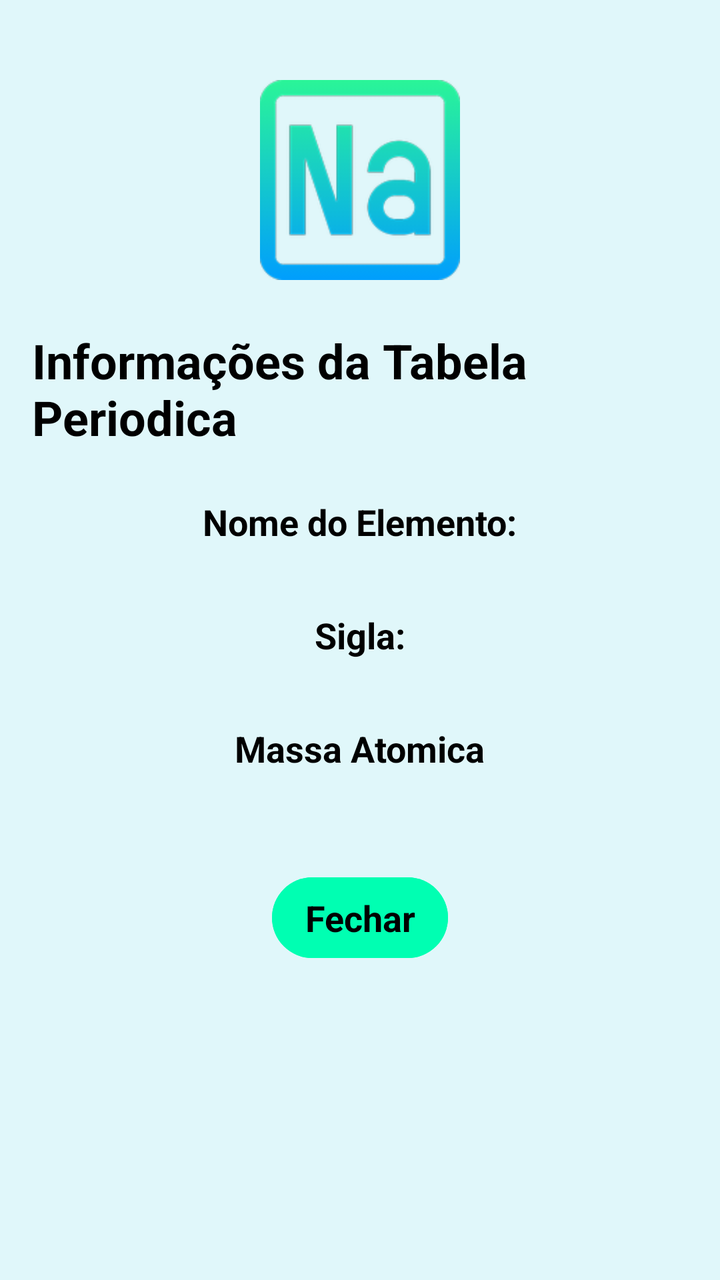
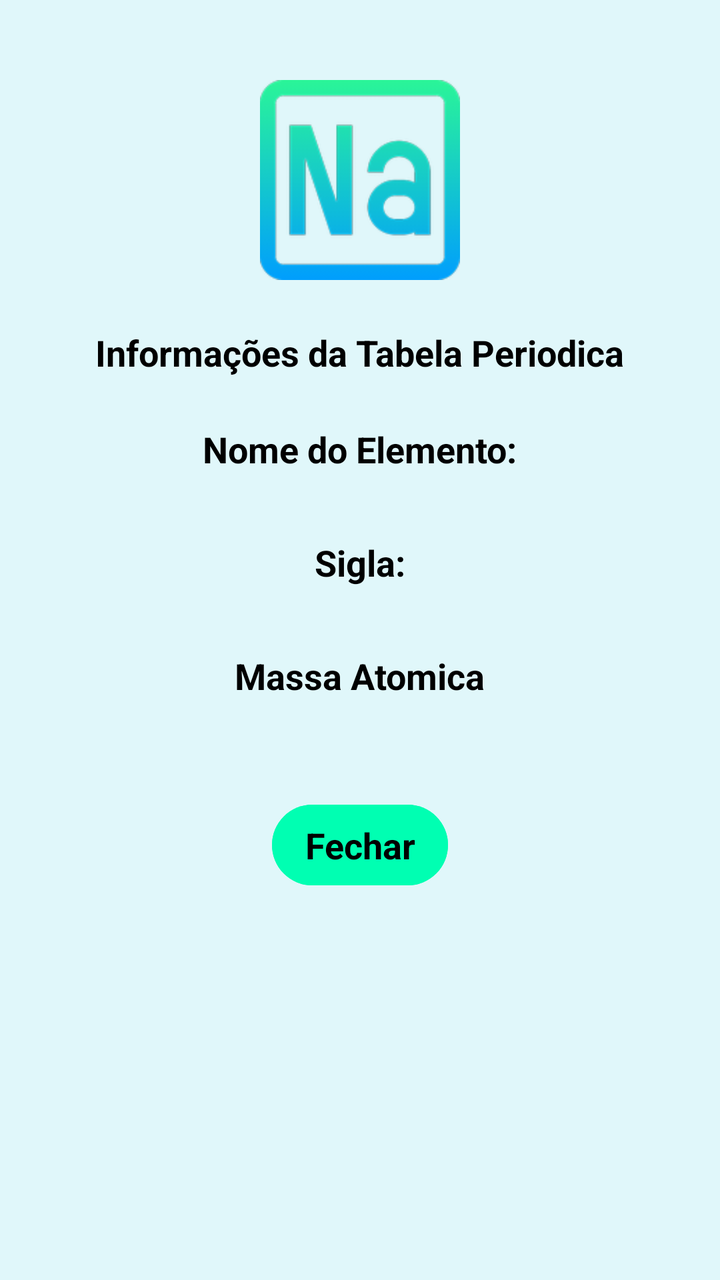

Compare the two renders of this Android layout. The source of the first and the diff that turns it into the second are given below.
<!-- AndroidManifest.xml: application theme Theme.ErmesonBalbinotAndrade -->
<!-- res/layout/dialog_sodio.xml -->
<?xml version="1.0" encoding="utf-8"?>
<LinearLayout xmlns:android="http://schemas.android.com/apk/res/android"
    android:orientation="vertical"
    android:layout_width="match_parent"
    android:layout_height="wrap_content"
    android:background="@color/branco_azul"
    android:padding="16dp"
    android:gravity="center_horizontal">

    <ImageView
        android:layout_width="100dp"
        android:layout_height="100dp"
        android:src="@drawable/ic_sodio"
        android:layout_marginTop="24dp"
        android:layout_marginBottom="24dp"/>

    <TextView
        android:layout_width="wrap_content"
        android:layout_height="wrap_content"
        android:text="@string/informa_es_da_tabela_periodica"
        android:textAppearance="@style/TextAppearance.AppCompat.Headline"
        android:textColor="@color/black"
        android:textStyle="bold"
        android:layout_marginBottom="16dp" />

    <TextView
        android:layout_width="wrap_content"
        android:layout_height="wrap_content"
        android:text="@string/nome_do_elemento"
        android:textAppearance="@style/TextAppearance.AppCompat.Medium"
        android:textColor="@color/black"
        android:textStyle="bold"
        android:layout_marginTop="8dp" />

    <TextView
        android:layout_width="match_parent"
        android:layout_height="wrap_content"
        android:id="@+id/textViewNomeSodio"
        android:textAppearance="@style/TextAppearance.AppCompat.Medium"
        android:textColor="@color/azul"
        android:gravity="center"
        android:paddingStart="8dp" />

    <TextView
        android:layout_width="wrap_content"
        android:layout_height="wrap_content"
        android:text="@string/sigla"
        android:textAppearance="@style/TextAppearance.AppCompat.Medium"
        android:textColor="@color/black"
        android:textStyle="bold"
        android:layout_marginTop="8dp" />

    <TextView
        android:layout_width="match_parent"
        android:layout_height="wrap_content"
        android:id="@+id/textViewSiglaSodio"
        android:textAppearance="@style/TextAppearance.AppCompat.Medium"
        android:textColor="@color/azul"
        android:gravity="center"
        android:paddingStart="8dp" />

    <TextView
        android:layout_width="wrap_content"
        android:layout_height="wrap_content"
        android:text="@string/massa_atomica"
        android:textAppearance="@style/TextAppearance.AppCompat.Medium"
        android:textColor="@color/black"
        android:textStyle="bold"
        android:layout_marginTop="8dp" />

    <TextView
        android:layout_width="match_parent"
        android:layout_height="wrap_content"
        android:id="@+id/textViewMassaAtomicaSodio"
        android:textAppearance="@style/TextAppearance.AppCompat.Medium"
        android:textColor="@color/azul"
        android:gravity="center"
        android:paddingStart="8dp" />


    <Button
        android:layout_width="wrap_content"
        android:layout_height="wrap_content"
        android:id="@+id/buttonFechar"
        android:text="@string/fechar"
        android:textColor="@color/black"
        android:backgroundTint="@color/green"
        android:textAppearance="@style/TextAppearance.AppCompat.Medium"
        android:layout_marginTop="24dp"
        android:textStyle="bold"
        android:padding="8dp" />


</LinearLayout>
<!-- resources referenced by this layout -->
<resources>
  <color name="azul">#00A4FF</color>
  <color name="black">#FF000000</color>
  <color name="branco_azul">#E0F7FA</color>
  <color name="green">#00FFB2</color>
  <!-- drawable ic_sodio: png bitmap (drawable-hdpi, 6707 bytes) -->
  <string name="fechar">Fechar</string>
  <string name="informa_es_da_tabela_periodica">Informações da Tabela Periodica</string>
  <string name="massa_atomica">Massa Atomica</string>
  <string name="nome_do_elemento">Nome do Elemento:</string>
  <string name="sigla">Sigla:</string>
  <style name="Theme.ErmesonBalbinotAndrade" parent="Base.Theme.ErmesonBalbinotAndrade" />
  <style name="Base.Theme.ErmesonBalbinotAndrade" parent="Theme.Material3.DayNight.NoActionBar">
          
          
      </style>
</resources>

<!-- the commit's change to res/layout/dialog_sodio.xml (unified diff, before → after) -->
@@ -12,13 +12,14 @@
         android:layout_height="100dp"
         android:src="@drawable/ic_sodio"
         android:layout_marginTop="24dp"
+        android:textAppearance="@style/TextAppearance.AppCompat.Medium"
         android:layout_marginBottom="24dp"/>
 
     <TextView
         android:layout_width="wrap_content"
         android:layout_height="wrap_content"
         android:text="@string/informa_es_da_tabela_periodica"
-        android:textAppearance="@style/TextAppearance.AppCompat.Headline"
+        android:textAppearance="@style/TextAppearance.AppCompat.Medium"
         android:textColor="@color/black"
         android:textStyle="bold"
         android:layout_marginBottom="16dp" />
